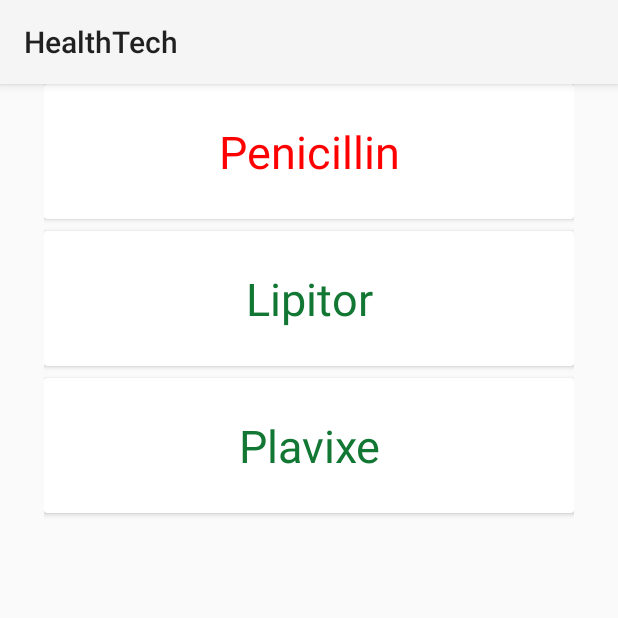
After one commit to alexander7161/HealthService, an Android app: the PrescriptionsActivity screen opened directly, with no data from a screen before it, on a phone screen of 412 x 824 dp, the top half of it. The commit adds this screen. Run offline under Robolectric (Android 15) with nearby library versions, the light colour scheme and no system bars.

```diff
--- a/HealthService-android/Application/src/main/AndroidManifest.xml
+++ b/HealthService-android/Application/src/main/AndroidManifest.xml
@@ -58,6 +58,10 @@
                 android:name="android.support.PARENT_ACTIVITY"
                 android:value=".DashboardActivity" />
         </activity>
+        <activity android:name=".PrescriptionsActivity" />
+        <activity android:name=".PenicillinActivity" />
+        <activity android:name=".LipitorActivity" />
+        <activity android:name=".PlavixActivity"></activity>
     </application>
 
 </manifest>
--- a/HealthService-android/Application/src/main/java/com/example/android/fingerprintdialog/Prescriptions.java
+++ b/HealthService-android/Application/src/main/java/com/example/android/fingerprintdialog/LipitorActivity.java
@@ -3,11 +3,11 @@
 import android.support.v7.app.AppCompatActivity;
 import android.os.Bundle;
 
-public class Prescriptions extends AppCompatActivity {
+public class LipitorActivity extends AppCompatActivity {
 
     @Override
     protected void onCreate(Bundle savedInstanceState) {
         super.onCreate(savedInstanceState);
-        setContentView(R.layout.activity_prescriptions);
+        setContentView(R.layout.activity_lipitor);
     }
 }
--- /dev/null
+++ b/HealthService-android/Application/src/main/java/com/example/android/fingerprintdialog/PrescriptionsActivity.java
@@ -0,0 +1,13 @@
+package com.example.android.fingerprintdialog;
+
+import android.support.v7.app.AppCompatActivity;
+import android.os.Bundle;
+
+public class PrescriptionsActivity extends AppCompatActivity {
+
+    @Override
+    protected void onCreate(Bundle savedInstanceState) {
+        super.onCreate(savedInstanceState);
+        setContentView(R.layout.activity_prescriptions);
+    }
+}
--- /dev/null
+++ b/HealthService-android/Application/src/main/res/layout/activity_prescriptions.xml
@@ -0,0 +1,96 @@
+<?xml version="1.0" encoding="utf-8"?>
+<android.support.constraint.ConstraintLayout xmlns:android="http://schemas.android.com/apk/res/android"
+    xmlns:app="http://schemas.android.com/apk/res-auto"
+    xmlns:tools="http://schemas.android.com/tools"
+    android:layout_width="match_parent"
+    android:layout_height="match_parent"
+    tools:context="com.example.android.fingerprintdialog.PrescriptionsActivity">
+
+
+    <LinearLayout
+        android:layout_width="wrap_content"
+        android:layout_height="match_parent"
+        android:orientation="vertical"
+        app:layout_constraintBottom_toBottomOf="parent"
+        app:layout_constraintEnd_toEndOf="parent"
+        app:layout_constraintHorizontal_bias="0.5"
+        app:layout_constraintStart_toStartOf="parent"
+        app:layout_constraintTop_toTopOf="parent">
+
+        <android.support.v7.widget.CardView
+            android:id="@+id/nextAppointment"
+            android:layout_width="match_parent"
+            android:layout_height="@dimen/card_large"
+            android:layout_marginBottom="8dp"
+            android:foreground="?android:attr/selectableItemBackground"
+            android:clickable="true"
+            app:cardCornerRadius="2dp"
+            android:focusable="true">
+
+            <TextView
+                android:id="@+id/TextView"
+                android:layout_width="match_parent"
+                android:layout_height="match_parent"
+                android:ems="10"
+                android:text="Penicillin"
+                android:textAlignment="center"
+                android:gravity="center"
+                android:textAppearance="@style/TextAppearance.AppCompat.Display1"
+                android:textSize="30sp"
+                android:textColor="#F00"
+                />
+        </android.support.v7.widget.CardView>
+
+
+        <android.support.v7.widget.CardView
+            android:id="@+id/Profile"
+            android:layout_width="match_parent"
+            android:layout_height="@dimen/card_large"
+            android:layout_marginBottom="8dp"
+            android:foreground="?android:attr/selectableItemBackground"
+            android:clickable="true"
+            app:cardCornerRadius="2dp"
+            android:focusable="true">
+
+            <TextView
+                android:id="@+id/TextView5e"
+                android:layout_width="match_parent"
+                android:layout_height="match_parent"
+                android:backgroundTint="@color/cardview_dark_background"
+                android:ems="10"
+                android:text="Lipitor"
+                android:gravity="center"
+                android:textAlignment="center"
+                android:textAppearance="@style/TextAppearance.AppCompat.Display2"
+                android:textSize="30sp"
+                android:textColor="#173"
+                />
+        </android.support.v7.widget.CardView>
+
+        <android.support.v7.widget.CardView
+            android:id="@+id/Profilee"
+            android:layout_width="match_parent"
+            android:layout_height="@dimen/card_large"
+            android:layout_marginBottom="8dp"
+            android:foreground="?android:attr/selectableItemBackground"
+            android:clickable="true"
+            app:cardCornerRadius="2dp"
+            android:focusable="true">
+
+            <TextView
+                android:id="@+id/TextView5"
+                android:layout_width="match_parent"
+                android:layout_height="match_parent"
+                android:backgroundTint="@color/cardview_dark_background"
+                android:ems="10"
+                android:text="Plavixe"
+                android:gravity="center"
+                android:textAlignment="center"
+                android:textAppearance="@style/TextAppearance.AppCompat.Display2"
+                android:textSize="30sp"
+                android:textColor="#F173"
+                />
+
+</android.support.v7.widget.CardView>
+    </LinearLayout>
+</android.support.constraint.ConstraintLayout>
--- a/HealthService-android/Application/src/main/res/layout/content_next_appointment.xml
+++ b/HealthService-android/Application/src/main/res/layout/content_next_appointment.xml
@@ -99,8 +99,7 @@
                 android:textAlignment="center"
                 android:textAppearance="@style/TextAppearance.AppCompat.Display1"
                 android:textColor="#F100"
-                android:textSize="30sp"
-                app:srcCompat="@drawable/ic_qr_code" />
+                android:textSize="30sp"/>
 
         </android.support.v7.widget.CardView>
 
--- /dev/null
+++ b/HealthService-android/gradle.properties
@@ -0,0 +1 @@
+#android.enableAapt2=false
```
Also changed, not shown: HealthService-android/Application/build.gradle (+6 -5 lines), HealthService-android/Application/src/main/java/com/example/android/fingerprintdialog/PenicillinActivity.java (added, +13 -0 lines), HealthService-android/Application/src/main/java/com/example/android/fingerprintdialog/PlavixActivity.java (added, +13 -0 lines), HealthService-android/Application/src/main/res/layout/activity_lipitor.xml (added, +71 -0 lines), HealthService-android/Application/src/main/res/layout/activity_penicillin.xml (added, +82 -0 lines), HealthService-android/Application/src/main/res/layout/activity_plavix.xml (added, +71 -0 lines), HealthService-android/build.gradle (line endings or trailing spaces).
